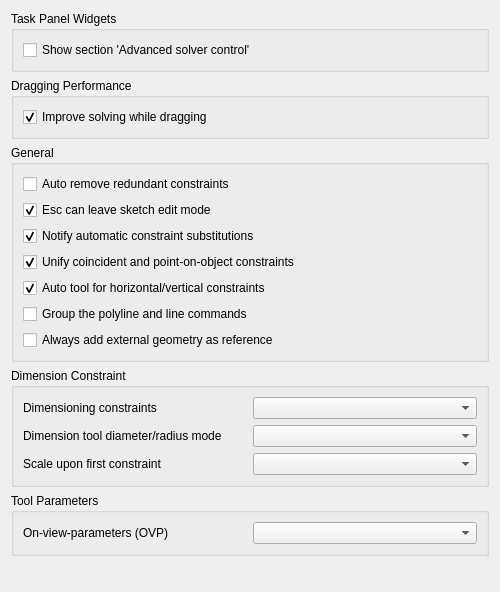
Qt form src/Mod/Sketcher/Gui/SketcherSettings.ui (southseact-3d/fcd) before a commit.
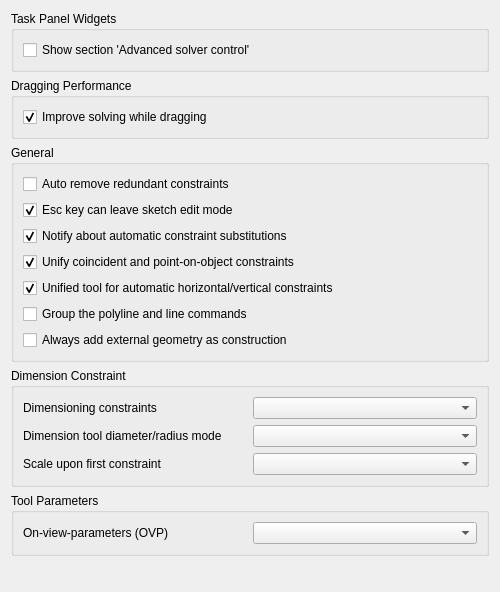
The same form after that commit. Custom widgets are drawn as their Qt base class.

Commit message:
Sketcher: Fix UI strings
Closes: #22770

What changed in the file:
```diff
--- a/src/Mod/Sketcher/Gui/SketcherSettings.ui
+++ b/src/Mod/Sketcher/Gui/SketcherSettings.ui
@@ -126,7 +126,7 @@
          <string>Allows to leave the sketch edit mode by pressing the Esc key</string>
         </property>
         <property name="text">
-         <string>Esc can leave sketch edit mode</string>
+         <string>Esc key can leave sketch edit mode</string>
         </property>
         <property name="checked">
          <bool>true</bool>
@@ -145,7 +145,7 @@
          <string>Notifies about automatic constraint substitutions</string>
         </property>
         <property name="text">
-         <string>Notify automatic constraint substitutions</string>
+         <string>Notify about automatic constraint substitutions</string>
         </property>
         <property name="checked">
          <bool>true</bool>
@@ -183,7 +183,7 @@
          <string>Unifies the horizontal and vertical constraints to an automatic command</string>
         </property>
         <property name="text">
-         <string>Auto tool for horizontal/vertical constraints</string>
+         <string>Unified tool for automatic horizontal/vertical constraints</string>
         </property>
         <property name="checked">
          <bool>true</bool>
@@ -221,7 +221,7 @@
          <string>Always adds external geometry as construction geometry. Otherwise, it is added according to the current construction mode.</string>
         </property>
         <property name="text">
-         <string>Always add external geometry as reference</string>
+         <string>Always add external geometry as construction</string>
         </property>
         <property name="checked">
          <bool>false</bool>
```
The commit also changes 4 other files.
